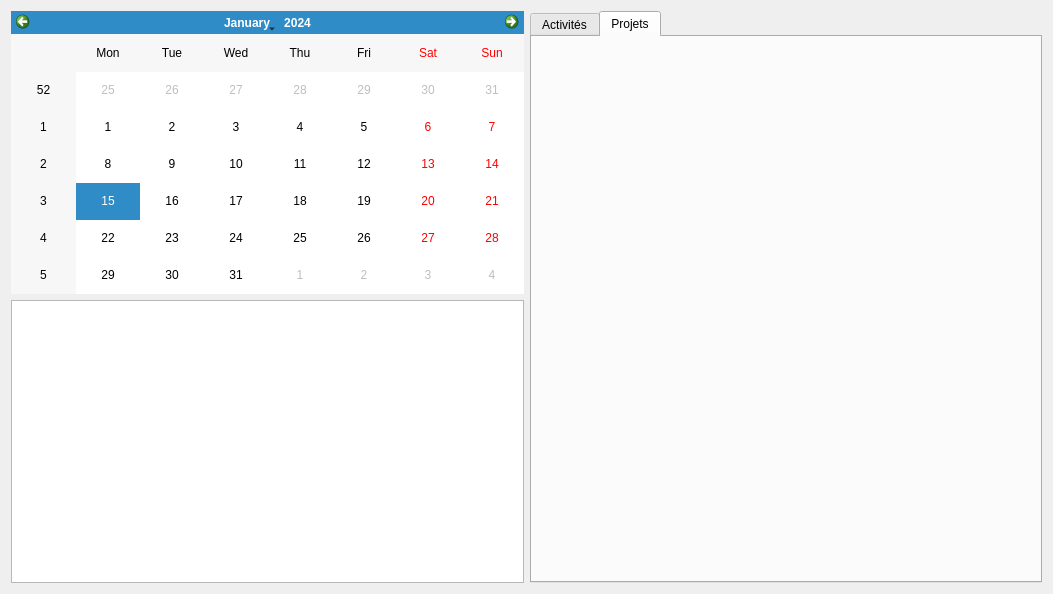
sd65/ProCal, file App/ProCal/ui/mainwindow.ui: the form before one commit.
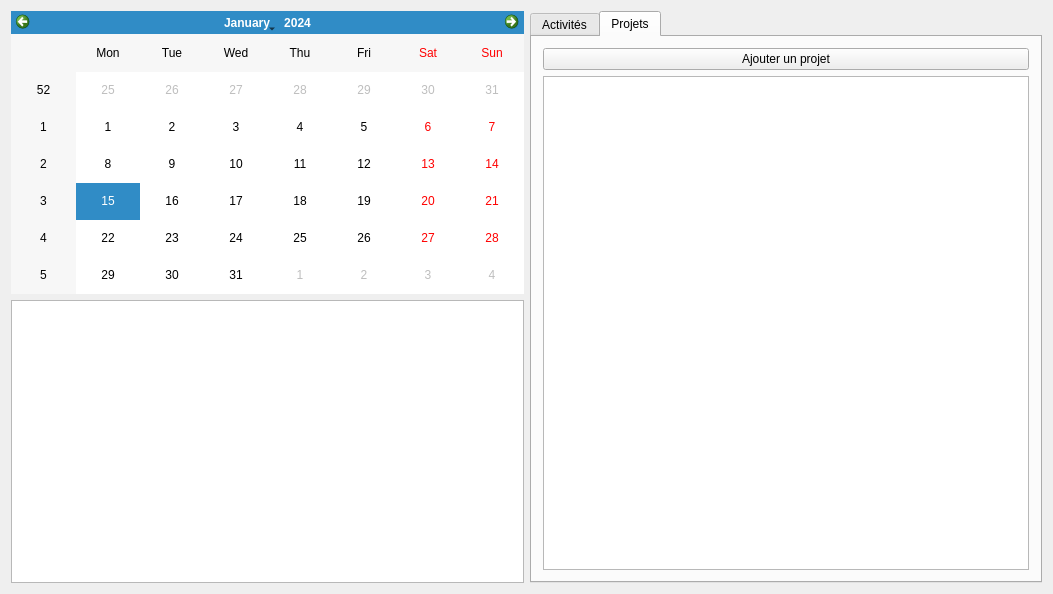
The form after the commit. The open tabs and pages were chosen to show the change.

Diff of the .ui file:
```diff
--- a/App/ProCal/ui/mainwindow.ui
+++ b/App/ProCal/ui/mainwindow.ui
@@ -80,6 +80,18 @@
          <attribute name="title">
           <string>Projets</string>
          </attribute>
+         <layout class="QVBoxLayout" name="verticalLayout_4">
+          <item>
+           <widget class="QPushButton" name="ajouterProjet">
+            <property name="text">
+             <string>Ajouter un projet</string>
+            </property>
+           </widget>
+          </item>
+          <item>
+           <widget class="QListWidget" name="listeProjets"/>
+          </item>
+         </layout>
         </widget>
        </widget>
       </item>
```
Left out of the diff: 4 changed lines with no effect on the pictures.
